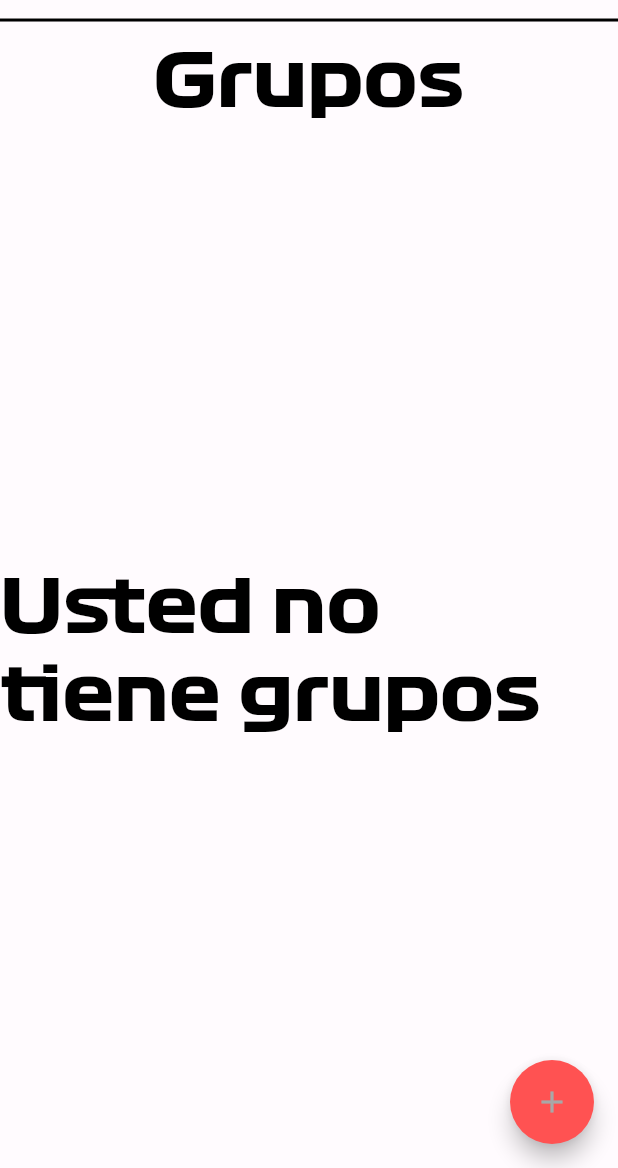
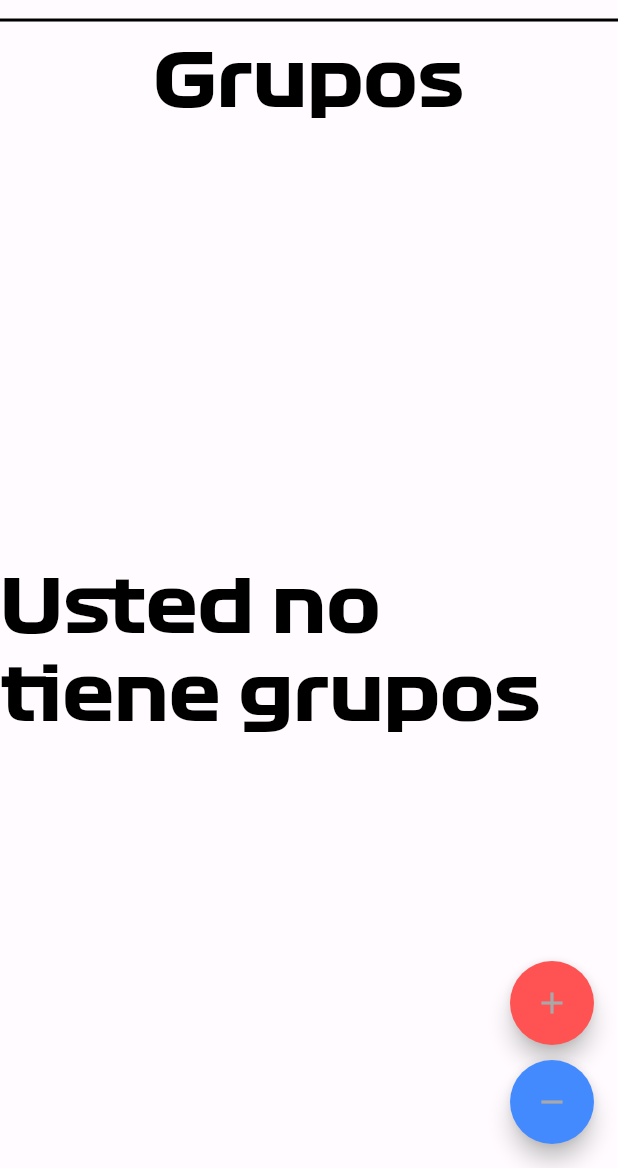
Before and after one commit to F1FantasyMulWeb/FantasyF1, a Flutter app: the ListaGruposScreen screen opened by its route, on a phone screen of 412 x 824 dp, the part 68-1236 px from its top. Run offline on Flutter 3.47's test engine with Material 2 defaults, Android fonts, the phone set to English and light mode, and no system bars; our stand-ins replace cached_network_image, flutter_riverpod, flutter_spinkit, flutter_svg, flutter_svg_provider, get and 4 more; accounts and stored records are empty; network calls fail.

Commit message:
Nuevas cosas

```diff
--- a/lib/presentation/screens/creargrupo_screen/creargrupo_screen.dart
+++ b/lib/presentation/screens/creargrupo_screen/creargrupo_screen.dart
@@ -139,8 +139,8 @@ class _CreargrupoScreen extends ConsumerState<CreargrupoScreen> {
                               buttonStyle: CustomButtonStyles.outlinePrimaryTL8,
                               buttonTextStyle: CustomTextStyles
                                   .titleMediumWhiteA70001SemiBold,
-                              onTap: () {
-                                mandarDatosGrupo();
+                              onTap: () async {
+                                await mandarDatosGrupo();
                                 userModel.cargarGrupos();
                                 onTapCreargrupo(context);
                               })
@@ -161,7 +161,7 @@ class _CreargrupoScreen extends ConsumerState<CreargrupoScreen> {
     final idGrupo = uuid.v4();
     await clienteController.sendDataGrupo(
         nombreGrupoController.text, passwordController.text, idGrupo);
-    anadirUsuarioAlGrupoGrado(idGrupo);
+    await anadirUsuarioAlGrupoGrado(idGrupo);
   }
 
   Future<void> anadirUsuarioAlGrupoGrado(var idGrupo) async {
--- a/lib/presentation/screens/lista_grupos_screen/lista_grupos_screen.dart
+++ b/lib/presentation/screens/lista_grupos_screen/lista_grupos_screen.dart
@@ -71,7 +71,7 @@ class _ListaGruposScreen extends ConsumerState<ListaGruposScreen> {
                         ),
                         Expanded(
                           child: Center(
-                            child: Text(_listaGrupos[index]['nombreGrupo'],
+                            child: Text(_listaGrupos[index],
                                 style: CustomTextStyles.displayGrupos),
                           ),
                         ),
@@ -84,16 +84,31 @@ class _ListaGruposScreen extends ConsumerState<ListaGruposScreen> {
           ]),
         ),
       ),
-      floatingActionButton: FloatingActionButton(
-        onPressed: () {
-          onTapCrearGrupo(context);
-        },
-        child: Icon(Icons.add), // Ícono del botón
-        backgroundColor: Colors.redAccent, // Color de fondo del botón
-      ),
-
-
-    ));
+            floatingActionButton: Column(
+              mainAxisAlignment: MainAxisAlignment.end,
+              children: <Widget>[
+                FloatingActionButton(
+                  heroTag: "btn1",
+                  onPressed: () {
+                    onTapCrearGrupo(context);
+                  },
+                  child: Icon(Icons.add), // Ícono del primer botón
+                  backgroundColor: Colors.redAccent, // Color de fondo del primer botón
+                ),
+                SizedBox(
+                  height: 10, // Espacio entre los botones
+                ),
+                FloatingActionButton(
+                  heroTag: "btn2",
+                  onPressed: () {
+                    onTapUnirseGrupo(context);
+                  },
+                  child: Icon(Icons.remove), // Ícono del segundo botón
+                  backgroundColor: Colors.blueAccent, // Color de fondo del segundo botón
+                ),
+              ],
+            )
+        ));
   }
 
   /// Navigates to the grupoScreen when the action is triggered.
@@ -107,4 +122,7 @@ class _ListaGruposScreen extends ConsumerState<ListaGruposScreen> {
   onTapCrearGrupo(BuildContext context) {
     Navigator.pushNamed(context, AppRoutes.creargrupoScreen);
   }
+  onTapUnirseGrupo(BuildContext context) {
+    Navigator.pushNamed(context, AppRoutes.aAdirgrupoScreen);
+  }
 }
```
Also changed, not shown: lib/DataBase/databasecontroller.dart (+78 -32 lines), lib/presentation/screens/a_adirgrupo_screen/a_adirgrupo_screen.dart (+8 -0 lines).
